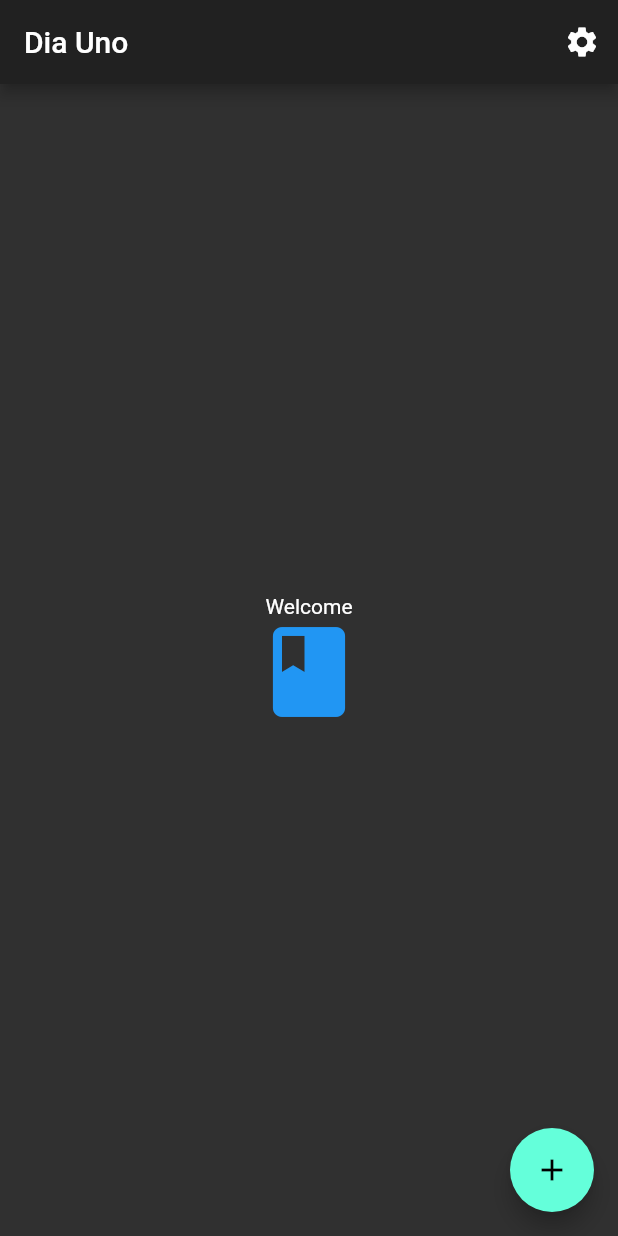
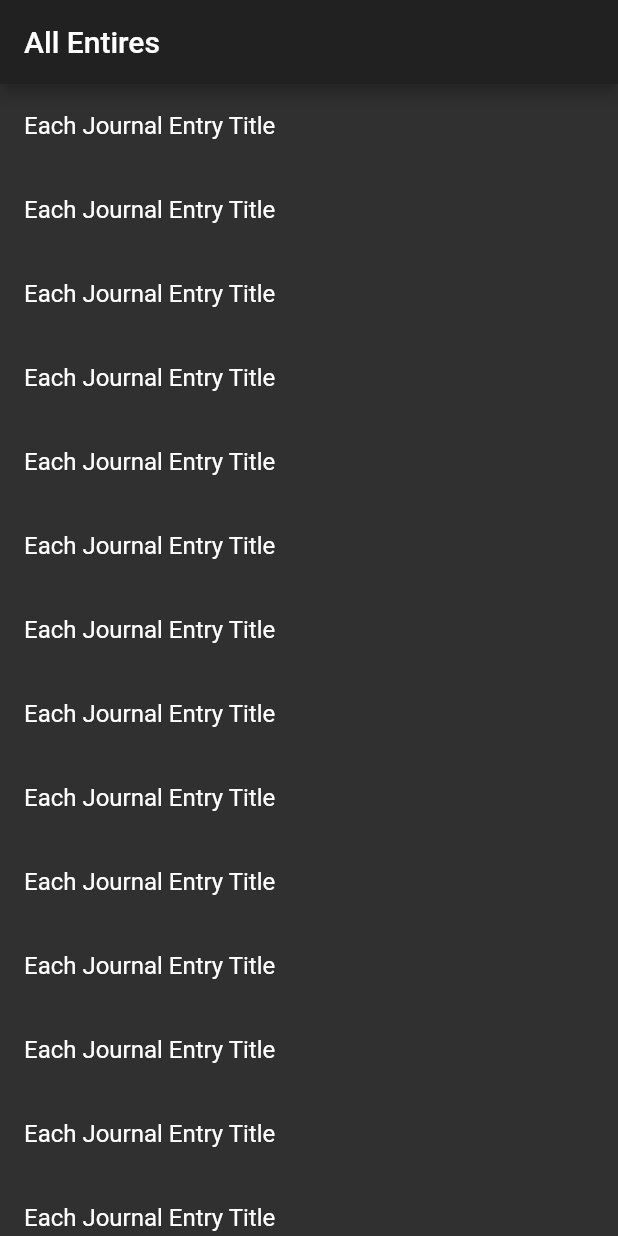
Before and after one commit to stuttskl/dia_uno, a Flutter app: the screen it shows after launch, on a phone screen of 412 x 824 dp. Run offline on Flutter 3.47's test engine with Material 2 defaults, Android fonts, the phone set to English and light mode, and no system bars.

Commit message:
implemented scroll view for all entires view

```diff
--- a/lib/app.dart
+++ b/lib/app.dart
@@ -3,6 +3,7 @@ import 'package:flutter/material.dart';
 
 import './screens/welcome.dart';
 import './screens/new_journal_entry.dart';
+import './screens/journal_entries.dart';
 
 class App extends StatelessWidget {
   @override
@@ -14,7 +15,7 @@ class App extends StatelessWidget {
     return MaterialApp(
       routes: routes,
       title: 'Dia Uno',
-      home: WelcomeScreen(),
+      home: JournalEntries(),
       theme: ThemeData.dark()
     );
   }
--- /dev/null
+++ b/lib/screens/journal_entries.dart
@@ -0,0 +1,34 @@
+import 'package:flutter/material.dart';
+
+import '../widgets/journal_entry.dart';
+import '../widgets/all_entries_list.dart';
+
+class JournalEntries extends StatefulWidget {
+  @override
+  _JournalEntriesState createState() => _JournalEntriesState();
+}
+
+class _JournalEntriesState extends State<JournalEntries> {
+  @override
+  Widget build(BuildContext context) {
+    return Scaffold(
+        appBar: AppBar(title: Text('All Entires')),
+        body: LayoutBuilder(builder:
+            (BuildContext context, BoxConstraints viewportConstraints) {
+          return SingleChildScrollView(
+            child: Column(
+              mainAxisSize: MainAxisSize.min,
+              mainAxisAlignment: MainAxisAlignment.start,
+              children: <Widget>[
+                // MainScreenListHeader(text: headerShoppingLists),
+                AllEntiresList(),
+                // MainScreenListHeader(text: headerStores),
+                // MainScreenList(list: stores),
+              ],
+            ),
+          );
+        }
+      )
+    );
+  }
+}
--- /dev/null
+++ b/lib/widgets/all_entries_list.dart
@@ -0,0 +1,21 @@
+import 'package:flutter/material.dart';
+
+class AllEntiresList extends StatelessWidget {
+
+  @override
+  Widget build(BuildContext context) {
+    return ListView.builder(
+      shrinkWrap: true, // gives it a size
+      primary: false, // so it doesn't scroll
+      // itemCount: list.length,
+      itemCount: 15,
+      itemBuilder: (BuildContext context, int index) {
+        return ListTile(
+          // title: Text(list[index].name),
+          title: Text('Each Journal Entry Title')
+          // subtitle: Text(list[index] is ShoppingList ? list.length.toString() + ' items' : list[index].address),
+        );
+      }
+    );
+  }
+}
--- /dev/null
+++ b/lib/widgets/journal_entry.dart
@@ -0,0 +1,16 @@
+import 'package:flutter/material.dart';
+
+class JournalEntry extends StatelessWidget {
+  @override
+  Widget build(BuildContext context) {
+    return Container(
+      child: Column(
+        crossAxisAlignment: CrossAxisAlignment.center,
+        children: [
+          Text('Title'),
+          Text('Body')
+        ],
+      )
+    );
+  }
+}
```
